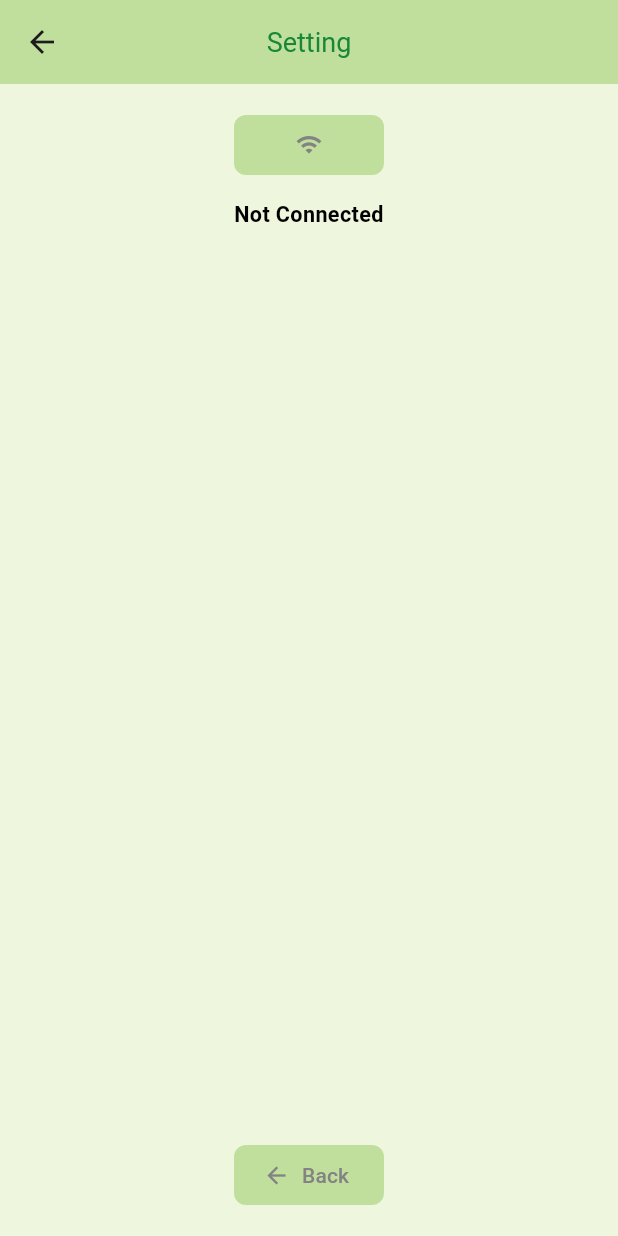
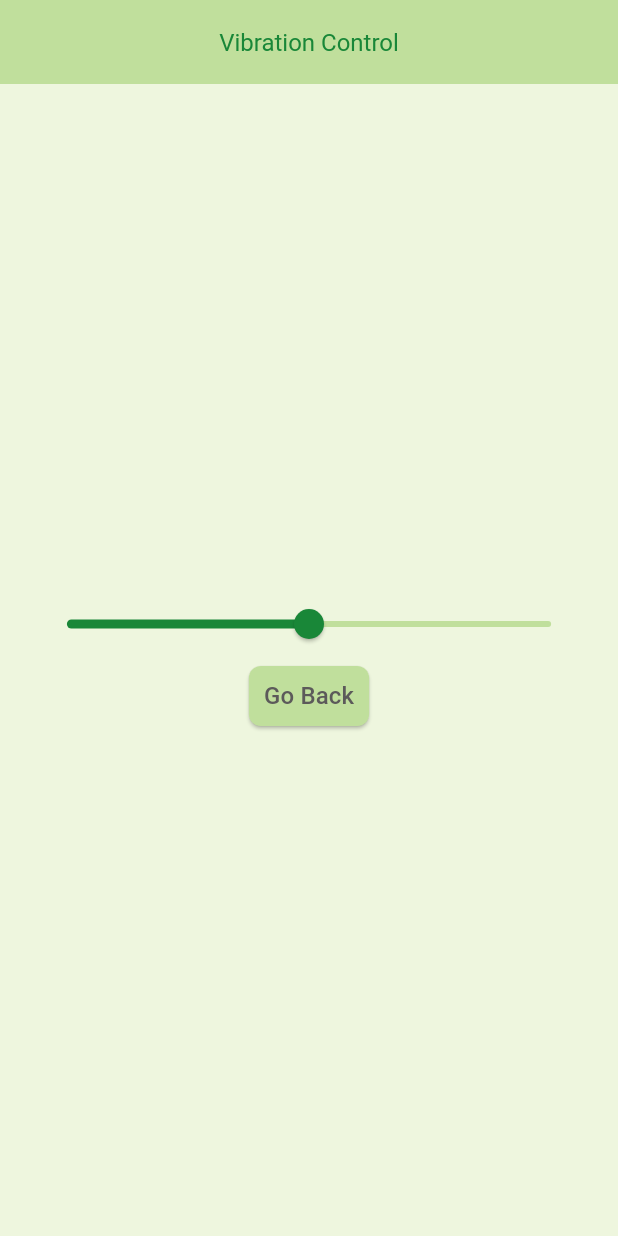
Before and after one commit to MOATHITPro/Infant-Health-Monitor-for-Hard-of-Hearing-Parents, a Flutter app: the screen it shows after launch, after a tap on "Setting", on a phone screen of 412 x 824 dp. Run offline on Flutter 3.47's test engine with Material 3 defaults, Android fonts, the phone set to English and light mode, and no system bars; our stand-ins replace firebase_core, firebase_database, vibration; accounts and stored records are empty.

Commit message:
Add vibration control feature with intensity adjustment and pattern selection

```diff
--- a/lib/Connecting.dart
+++ /dev/null
@@ -1,111 +0,0 @@
-import 'package:flutter/material.dart';
-
-class Connecting extends StatefulWidget {
-  const Connecting({super.key});
-
-  @override
-  _ConnectingState createState() => _ConnectingState();
-}
-
-class _ConnectingState extends State<Connecting> {
-  String _message = 'Not Connected';
-
-  // دالة لتغيير النص عند الضغط على الزر
-  void _changeMessage() {
-    setState(() {
-      _message = 'Connected';
-    });
-  }
-
-  // دالة للرجوع إلى الصفحة السابقة
-  void _goBack() {
-    Navigator.pop(context);
-  }
-
-  @override
-  Widget build(BuildContext context) {
-    double screenWidth = MediaQuery.of(context).size.width;
-    double screenHeight = MediaQuery.of(context).size.height;
-    double textScaleFactor = MediaQuery.of(context).textScaleFactor;
-
-    double textSize = screenWidth < 400 ? 14 : 18;
-
-    double buttonWidth = 100; // تحديد عرض الزر
-    double buttonHeight = 40.0;
-
-    double verticalSpacing = screenHeight * 0.02;
-
-    return Scaffold(
-      appBar: AppBar(
-        title: const Text(
-          'Setting',
-          style:
-              TextStyle(fontSize: 18, color: Color.fromARGB(255, 25, 135, 56)),
-        ),
-        centerTitle: true,
-        backgroundColor: const Color.fromARGB(255, 192, 223, 156),
-      ),
-      backgroundColor: const Color(0xFFEEF6DE),
-      body: Center(
-        child: Padding(
-          padding: EdgeInsets.all(screenWidth * 0.05),
-          child: Column(
-            mainAxisAlignment: MainAxisAlignment.center,
-            children: <Widget>[
-              // زر الاتصال بأيقونة الواي فاي فقط
-              Container(
-                width: buttonWidth, // عرض الزر
-                height: buttonHeight, // ارتفاع الزر
-                decoration: BoxDecoration(
-                  color: const Color.fromARGB(255, 192, 223, 156), // خلفية الزر
-                  borderRadius: BorderRadius.circular(8), // زوايا مستديرة
-                ),
-                child: TextButton(
-                  onPressed: _changeMessage,
-                  child: const Icon(
-                    Icons.wifi, // أيقونة الواي فاي
-                    color: Color.fromARGB(255, 131, 131, 131), // لون الأيقونة
-                  ),
-                ),
-              ),
-              SizedBox(height: verticalSpacing), // مسافة بين الزر والنص
-              Text(
-                _message,
-                style: TextStyle(
-                  fontSize: textSize * 0.8, // حجم النص أصغر بنسبة 80%
-                  fontWeight: FontWeight.bold,
-                  color: Colors.black,
-                ),
-                textAlign: TextAlign.center,
-              ),
-              const Spacer(), // إضافة مساحة لدفع زر الرجوع للأسفل
-              // زر الرجوع
-              Container(
-                width: buttonWidth, // عرض الزر
-                height: buttonHeight, // ارتفاع الزر
-                decoration: BoxDecoration(
-                  color: const Color.fromARGB(255, 192, 223, 156), // خلفية الزر
-                  borderRadius: BorderRadius.circular(8), // زوايا مستديرة
-                ),
-                child: TextButton.icon(
-                  onPressed: _goBack,
-                  icon: const Icon(Icons.arrow_back,
-                      color:
-                          Color.fromARGB(255, 131, 131, 131)), // أيقونة الرجوع
-                  label: const Text(
-                    'Back',
-                    style: TextStyle(
-                      fontSize: 14,
-                      color: Color.fromARGB(
-                          255, 131, 131, 131), // لون النص للأزرار
-                    ),
-                  ),
-                ),
-              ),
-            ],
-          ),
-        ),
-      ),
-    );
-  }
-}
--- a/lib/Home.dart
+++ b/lib/Home.dart
@@ -1,135 +1,171 @@
-// ignore_for_file: unused_import
 import 'package:flutter/material.dart';
-import 'package:wear_os3/Connecting.dart';
 import 'package:firebase_core/firebase_core.dart';
 import 'package:firebase_database/firebase_database.dart';
 import 'package:vibration/vibration.dart';
+import 'vibration_control_screen.dart'; // استيراد شاشة التحكم في الاهتزاز
 
+// تعريف واجهة رئيسية Home
 class Home extends StatefulWidget {
-  const Home({super.key});
+  const Home({super.key}); // تعريف المفتاح الافتراضي للعنصر
 
   @override
-  _HomeState createState() => _HomeState();
+  _HomeState createState() => _HomeState(); // إنشاء حالة واجهة Home
 }
 
+// تعريف حالة واجهة Home
 class _HomeState extends State<Home> {
-  late DatabaseReference _babyStatusRef; // مرجع قاعدة البيانات في Firebase
-  String displayedText = 'Everything is fine\nMom'; // النص الافتراضي
-  bool showStopButton = false; // لعرض الزر أو لا
-  late Vibration vibration; // متغير الاهتزاز
+  late DatabaseReference
+      _babyStatusRef; // مرجع قاعدة بيانات Firebase لمتابعة حالة الطفل
+  String displayedText =
+      'Everything is fine\nMom'; // النص الافتراضي لعرض حالة الطفل
+  bool showStopButton = false; // حالة عرض أو إخفاء زر الإيقاف
+  String selectedPattern = "Basic call"; // نمط الاهتزاز الافتراضي
+  double intensity = 128; // شدة الاهتزاز الافتراضية
 
   @override
   void initState() {
     super.initState();
 
-    // الاتصال بقاعدة البيانات عبر Firebase
+    // ربط المرجع في قاعدة بيانات Firebase بمسار "baby_status/crying"
     _babyStatusRef = FirebaseDatabase.instance.ref('baby_status/crying');
 
-    // الاستماع لتحديثات النص
+    // الاستماع للتحديثات على النص القادم من Firebase
     _babyStatusRef.onValue.listen((event) {
       if (event.snapshot.exists && event.snapshot.value != null) {
         setState(() {
-          displayedText = event.snapshot.value.toString(); // تحديث النص
-          showStopButton = true; // عرض الزر عند وصول الرسالة
+          displayedText = event.snapshot.value
+              .toString(); // تحديث النص بما يتم قراءته من Firebase
+          showStopButton = true; // عرض زر الإيقاف عند وصول رسالة جديدة
         });
 
-        // تفعيل الاهتزاز عند التحديث
-        _triggerVibration();
-
-        // حذف الرسالة من Firebase بعد التحديث
-        _deleteMessage();
+        _triggerVibration(); // تفعيل الاهتزاز عند استقبال النص
+        _deleteMessage(); // حذف الرسالة من قاعدة البيانات بعد تحديث النص
       }
     });
   }
 
-  // تفعيل الاهتزاز عند التحديث
-  void _triggerVibration() {
-    Vibration.vibrate(duration: 60000); // اهتزاز لمدة 60 ثانية
+  // وظيفة لتفعيل الاهتزاز باستخدام النمط والشدة المحددين
+  void _triggerVibration() async {
+    final Map<String, List<int>> patternMap = {
+      "Basic call": [5000000, 10000000], // تحديد نمط الاهتزاز "Basic call"
+    };
+
+    // التحقق من دعم الجهاز لأنماط الاهتزاز المخصصة
+    if (await Vibration.hasCustomVibrationsSupport() ?? false) {
+      Vibration.vibrate(
+        pattern: patternMap[selectedPattern] ?? [], // استخدام النمط المختار
+        intensities: List.filled(patternMap[selectedPattern]!.length,
+            intensity.toInt()), // تطبيق الشدة
+      );
+    } else if (await Vibration.hasVibrator() ?? false) {
+      Vibration
+          .vibrate(); // تفعيل الاهتزاز البسيط إذا لم يكن هناك دعم للأنماط المخصصة
+    } else {
+      // عرض رسالة في حالة عدم دعم الجهاز للاهتزاز
+      ScaffoldMessenger.of(context).showSnackBar(
+        SnackBar(content: Text("Your device does not support vibration")),
+      );
+    }
   }
 
-  // إيقاف الاهتزاز عند الضغط على الزر
+  // وظيفة لإيقاف الاهتزاز عند الضغط على الزر
   void _stopVibration() {
     Vibration.cancel(); // إيقاف الاهتزاز
     setState(() {
-      displayedText = 'Everything is fine\nMom'; // استرجاع الرسالة الثابتة
-      showStopButton = false; // إخفاء الزر بعد الضغط
+      displayedText =
+          'Everything is fine\nMom'; // إعادة النص إلى الحالة الافتراضية
+      showStopButton = false; // إخفاء زر الإيقاف
     });
   }
 
-  // حذف الرسالة من Firebase بعد الاهتزاز
+  // وظيفة لحذف الرسالة من قاعدة بيانات Firebase
   void _deleteMessage() {
-    _babyStatusRef.remove(); // حذف الرسالة من قاعدة البيانات
+    _babyStatusRef.remove(); // حذف الرسالة من المسار "baby_status/crying"
   }
 
   @override
   Widget build(BuildContext context) {
-    double screenWidth = MediaQuery.of(context).size.width;
-    double textScaleFactor = MediaQuery.of(context).textScaleFactor;
+    double screenWidth = MediaQuery.of(context).size.width; // عرض الشاشة
+    double textScaleFactor =
+        MediaQuery.of(context).textScaleFactor; // عامل قياس النص
 
     return Scaffold(
       appBar: AppBar(
         title: Text(
-          'My baby voice',
+          'My baby voice', // عنوان التطبيق
           style: TextStyle(
-              fontSize: 18, color: const Color.fromARGB(255, 25, 135, 56)),
+              fontSize: 18,
+              color: const Color.fromARGB(255, 25, 135, 56)), // تنسيق النص
         ),
-        centerTitle: true,
-        backgroundColor: const Color.fromARGB(255, 192, 223, 156),
+        centerTitle: true, // توسيط العنوان في شريط التطبيق
+        backgroundColor:
+            const Color.fromARGB(255, 192, 223, 156), // لون الخلفية
       ),
-      backgroundColor: const Color(0xFFEEF6DE),
+      backgroundColor: const Color(0xFFEEF6DE), // لون خلفية الصفحة
       body: Center(
         child: Padding(
-          padding: EdgeInsets.all(screenWidth * 0.05),
+          padding: EdgeInsets.all(screenWidth * 0.05), // حواف داخلية نسبية
           child: Column(
-            mainAxisAlignment: MainAxisAlignment.center,
+            mainAxisAlignment:
+                MainAxisAlignment.center, // محاذاة العناصر في المنتصف
             children: <Widget>[
-              const SizedBox(height: 10), // مسافة لتحسين التنسيق
-              // النص الذي يتم تحديثه من Firebase
+              const SizedBox(height: 10), // مسافة عمودية صغيرة
+              // عرض النص الأول من الرسالة
               Text(
-                displayedText.split('\n').first, // عرض السطر الأول
+                displayedText.split('\n').first,
+                style: TextStyle(
+                  fontSize: 20 *
+                      textScaleFactor, // تكبير النص بناءً على إعدادات الجهاز
+                  color: const Color.fromARGB(255, 23, 131, 53), // لون النص
+                ),
+              ),
+              // عرض النص الثاني إذا كان موجودًا
+              Text(
+                displayedText.split('\n').length > 1
+                    ? displayedText.split('\n').last
+                    : '', // عرض النص الثاني إن وجد
                 style: TextStyle(
                   fontSize: 20 * textScaleFactor,
                   color: const Color.fromARGB(255, 23, 131, 53),
                 ),
               ),
-              Text(
-                displayedText.split('\n').length > 1
-                    ? displayedText.split('\n').last
-                    : '', // عرض السطر الثاني إن وجد
-                style: TextStyle(
-                  fontSize: 20 * textScaleFactor,
-                  color: const Color.fromARGB(255, 23, 131, 53),
-                ),
-              ),
-              const SizedBox(height: 5), // مسافة بين الرسالة والزر
-              // زر "Go To The Baby" أو "Setting" بناءً على الحالة
+              const SizedBox(height: 5), // مسافة بين النص والأزرار
+              // زر للإعدادات أو إيقاف الاهتزاز حسب الحالة
               Container(
-                width: 150,
-                height: 40,
+                width: 100, // عرض الزر
+                height: 40, // ارتفاع الزر
                 decoration: BoxDecoration(
-                  color: const Color.fromARGB(255, 192, 223, 156),
-                  borderRadius: BorderRadius.circular(8),
+                  color:
+                      const Color.fromARGB(255, 192, 223, 156), // لون الخلفية
+                  borderRadius: BorderRadius.circular(8), // زوايا مستديرة
                 ),
                 child: TextButton(
                   onPressed: showStopButton
                       ? () {
                           _stopVibration(); // إيقاف الاهتزاز
-                          _deleteMessage(); // حذف الرسالة من Firebase
+                          _deleteMessage(); // حذف الرسالة
                         }
                       : () {
                           Navigator.push(
                             context,
                             MaterialPageRoute(
-                                builder: (context) => Connecting()),
-                          ); // الانتقال إلى صفحة الإعدادات
+                                builder: (context) => VibrationControlScreen(
+                                      onPatternSelected: (pattern, intensity) {
+                                        setState(() {
+                                          selectedPattern =
+                                              pattern; // تحديث النمط
+                                          this.intensity =
+                                              intensity; // تحديث الشدة
+                                        });
+                                      },
+                                    )),
+                          ); // الانتقال إلى شاشة التحكم في الاهتزاز
                         },
                   child: Text(
-                    showStopButton
-                        ? 'Go To The Baby'
-                        : 'Setting', // النص حسب الحالة
+                    showStopButton ? 'Ok Baby' : 'Setting', // النص حسب الحالة
                     style: const TextStyle(
-                      color: Color.fromARGB(255, 131, 131, 131),
-                      fontSize: 14,
+                      color: Color.fromARGB(255, 131, 131, 131), // لون النص
+                      fontSize: 14, // حجم النص
                     ),
                   ),
                 ),
--- a/lib/main.dart
+++ b/lib/main.dart
@@ -1,31 +1,36 @@
 // ignore_for_file: unused_import
+// هذه التعليمة لإخفاء تحذير الاستخدام غير المستخدم للاستيرادات في الكود
 
-import 'package:flutter/material.dart';
-import 'package:wear_os3/Home.dart';
-import 'package:firebase_core/firebase_core.dart';
-import 'package:firebase_database/firebase_database.dart';
-import 'package:vibration/vibration.dart';
+import 'package:flutter/material.dart'; // استيراد مكتبة Flutter لبناء واجهة المستخدم
+import 'package:wear_os3/Home.dart'; // استيراد الشاشة الرئيسية (Home) من ملف Home.dart
+import 'package:firebase_core/firebase_core.dart'; // استيراد مكتبة تهيئة Firebase
+import 'package:firebase_database/firebase_database.dart'; // استيراد مكتبة Firebase Database للتفاعل مع قاعدة البيانات
+import 'package:vibration/vibration.dart'; // استيراد مكتبة الاهتزاز للتحكم في اهتزاز الجهاز
 
 void main() async {
-  WidgetsFlutterBinding.ensureInitialized();
-  await Firebase.initializeApp(); // تهيئة Firebase
+  WidgetsFlutterBinding
+      .ensureInitialized(); // تأكيد تهيئة Flutter قبل بدء التطبيق
+  await Firebase.initializeApp(); // تهيئة Firebase قبل استخدامه
 
-  runApp(MyApp());
+  runApp(MyApp()); // تشغيل التطبيق
 }
 
 class MyApp extends StatelessWidget {
-  const MyApp({super.key});
+  const MyApp(
+      {super.key}); // بناء الكلاس MyApp باستخدام StatelessWidget، الذي يمثل التطبيق الرئيسي
 
   @override
   Widget build(BuildContext context) {
     return MaterialApp(
-      debugShowCheckedModeBanner: false, // إخفاء شريط Debug
-      title: 'Wear OS Button and Text',
+      debugShowCheckedModeBanner:
+          false, // إخفاء شريط "Debug" الذي يظهر في أعلى التطبيق أثناء التطوير
+      title: 'Wear OS Button and Text', // تعيين عنوان التطبيق
       theme: ThemeData(
-        primarySwatch: Colors.blue,
-        visualDensity: VisualDensity.adaptivePlatformDensity,
+        primarySwatch: Colors.blue, // تعيين اللون الأساسي للتطبيق (الأزرق)
+        visualDensity: VisualDensity
+            .adaptivePlatformDensity, // تخصيص كثافة العناصر لتناسب الأنظمة المختلفة
       ),
-      home: const Home(),
+      home: const Home(), // تعيين الشاشة الرئيسية للتطبيق (Home)
     );
   }
 }
--- /dev/null
+++ b/lib/vibration_control_screen.dart
@@ -0,0 +1,139 @@
+import 'package:flutter/material.dart'; // استيراد مكتبة Flutter الأساسية لبناء واجهة المستخدم.
+import 'package:vibration/vibration.dart'; // استيراد مكتبة Vibration للتحكم في اهتزاز الجهاز.
+
+class VibrationControlScreen extends StatefulWidget {
+  final Function(String pattern, double intensity)
+      onPatternSelected; // دالة يتم تمريرها من الخارج لاستقبال النمط وشدة الاهتزاز.
+
+  VibrationControlScreen(
+      {required this.onPatternSelected}); // بناء واجهة التحكم بالاهتزاز واستقبال الدالة المطلوبة.
+
+  @override
+  _VibrationControlScreenState createState() =>
+      _VibrationControlScreenState(); // إنشاء الحالة المرتبطة بالشاشة.
+}
+
+class _VibrationControlScreenState extends State<VibrationControlScreen> {
+  final List<String> patterns = [
+    "Basic call"
+  ]; // قائمة الأنماط المتاحة للاهتزاز (حاليًا تحتوي على نمط واحد).
+
+  String selectedPattern = "Basic call"; // النمط الافتراضي للاهتزاز.
+  double intensity = 128; // شدة الاهتزاز الافتراضية (منتصف النطاق).
+
+  final Map<String, List<int>> patternMap = {
+    "Basic call": [
+      500,
+      1000
+    ], // خريطة تحدد أنماط الاهتزاز (القيم تمثل أوقات الاهتزاز والتوقف).
+  };
+
+  void vibrate() async {
+    // دالة لتشغيل الاهتزاز بناءً على دعم الجهاز.
+    if (await Vibration.hasCustomVibrationsSupport() ?? false) {
+      // إذا كان الجهاز يدعم الاهتزازات المخصصة.
+      Vibration.vibrate(
+        pattern: patternMap[selectedPattern] ?? [], // تحديد نمط الاهتزاز.
+        intensities: List.filled(patternMap[selectedPattern]!.length,
+            intensity.toInt()), // تطبيق شدة الاهتزاز على كل مرحلة.
+      );
+    } else if (await Vibration.hasVibrator() ?? false) {
+      // إذا كان الجهاز يحتوي على محرك اهتزاز ولكنه لا يدعم الاهتزازات المخصصة.
+      Vibration.vibrate();
+    } else {
+      // إذا كان الجهاز لا يدعم الاهتزاز.
+      ScaffoldMessenger.of(context).showSnackBar(
+        SnackBar(
+            content: Text(
+                "Your device does not support vibration")), // عرض رسالة توضيحية.
+      );
+    }
+  }
+
+  @override
+  Widget build(BuildContext context) {
+    double screenWidth = MediaQuery.of(context)
+        .size
+        .width; // الحصول على عرض الشاشة لتحديد المسافات النسبية.
+
+    return Scaffold(
+      appBar: AppBar(
+        title: GestureDetector(
+          // إضافة لمسة على العنوان للعودة إلى الشاشة السابقة عند الضغط.
+          onTap: () {
+            Navigator.pop(context); // العودة إلى الشاشة السابقة.
+          },
+          child: Text(
+            "Vibration Control", // عنوان الشاشة.
+            style: TextStyle(
+              fontSize: 16, // حجم النص.
+              color: const Color.fromARGB(255, 25, 135, 56), // لون النص.
+            ),
+          ),
+        ),
+        centerTitle: true, // محاذاة العنوان إلى الوسط.
+        automaticallyImplyLeading: false, // إزالة أيقونة الرجوع الافتراضية.
+        backgroundColor:
+            const Color.fromARGB(255, 192, 223, 156), // لون خلفية شريط العنوان.
+      ),
+      backgroundColor: const Color(0xFFEEF6DE), // لون خلفية الشاشة.
+      body: Center(
+        child: Padding(
+          padding:
+              EdgeInsets.all(screenWidth * 0.05), // إضافة مساحة حول المحتوى.
+          child: Column(
+            mainAxisAlignment:
+                MainAxisAlignment.center, // محاذاة المحتوى عموديًا في الوسط.
+            crossAxisAlignment:
+                CrossAxisAlignment.center, // محاذاة المحتوى أفقيًا في الوسط.
+            children: [
+              Slider(
+                // مكون يسمح بتحديد شدة الاهتزاز.
+                value: intensity, // القيمة الحالية للمنزلق.
+                min: 1, // أقل قيمة.
+                max: 255, // أعلى قيمة.
+                divisions: 254, // عدد الأقسام بين القيم.
+                activeColor:
+                    const Color.fromARGB(255, 25, 135, 56), // لون الجزء النشط.
+                inactiveColor: const Color.fromARGB(
+                    255, 192, 223, 156), // لون الجزء غير النشط.
+                onChanged: (value) {
+                  // تحديث القيمة عند تغيير المستخدم لها.
+                  setState(() {
+                    intensity = value; // تحديث قيمة الشدة.
+                  });
+                  vibrate(); // تشغيل الاهتزاز فور تغيير القيمة.
+                  widget.onPatternSelected(selectedPattern,
+                      intensity); // تمرير النمط والشدة إلى الدالة المستقبلة.
+                },
+              ),
+              SizedBox(height: 0), // إضافة مساحة صغيرة بين المنزلق والزر.
+              ElevatedButton(
+                // زر للعودة إلى الشاشة السابقة.
+                onPressed: () {
+                  Navigator.pop(context); // العودة إلى الشاشة السابقة.
+                },
+                style: ElevatedButton.styleFrom(
+                  foregroundColor:
+                      const Color.fromARGB(255, 92, 90, 90), // لون النص.
+                  backgroundColor:
+                      const Color.fromARGB(255, 192, 223, 156), // لون الخلفية.
+                  padding: EdgeInsets.symmetric(
+                      horizontal: 10, vertical: 5), // الحشوة الداخلية للزر.
+                  shape: RoundedRectangleBorder(
+                    borderRadius:
+                        BorderRadius.circular(8), // جعل الزر بزوايا دائرية.
+                  ),
+                ),
+                child: Text(
+                  "Go Back", // النص داخل الزر.
+                  style: TextStyle(fontSize: 16), // حجم النص.
+                ),
+              ),
+            ],
+          ),
+        ),
+      ),
+    );
+  }
+}
```
Also changed, not shown: 2 other files.
